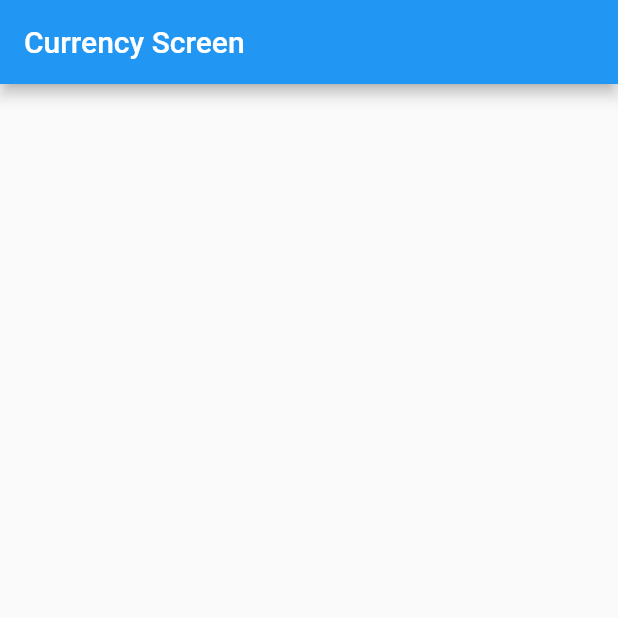
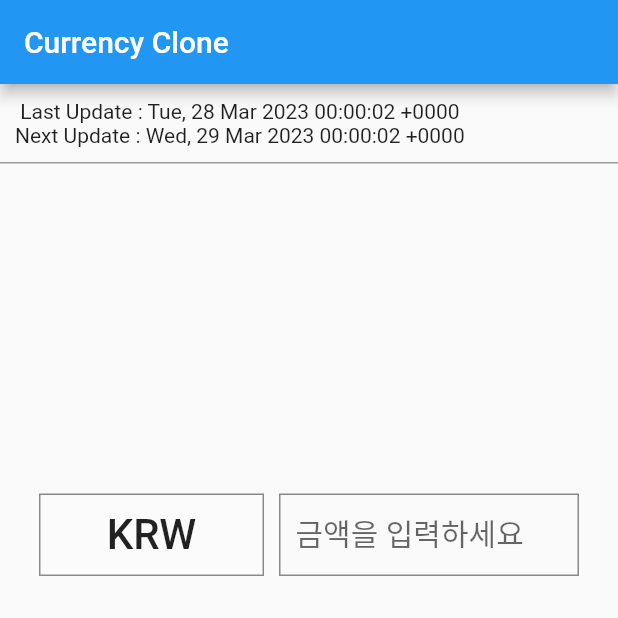
Before and after one commit to wyongjae/currency_info_prac_clone, a Flutter app: the screen it shows after launch, on a phone screen of 412 x 824 dp, the top half of it. Run offline on Flutter 3.47's test engine with Material 2 defaults, Android fonts, the light colour scheme and no system bars; our stand-ins replace freezed_annotation.

Commit message:
1. Add states in CurrencyState 2. Add ElevatedButton & TextField 3. Feat AlertDialog when click ElevatedButton to show currency datas

```diff
--- a/lib/presentation/currency_screen/currency_screen.dart
+++ b/lib/presentation/currency_screen/currency_screen.dart
@@ -2,16 +2,138 @@ import 'package:currency_info_prac_clone/presentation/currency_screen/currency_s
 import 'package:flutter/material.dart';
 import 'package:provider/provider.dart';
 
-class CurrencyScreen extends StatelessWidget {
+class CurrencyScreen extends StatefulWidget {
   const CurrencyScreen({Key? key}) : super(key: key);
+
+  @override
+  State<CurrencyScreen> createState() => _CurrencyScreenState();
+}
+
+class _CurrencyScreenState extends State<CurrencyScreen> {
+  final _firstController = TextEditingController();
+
+  @override
+  void initState() {
+    super.initState();
+    WidgetsBinding.instance.addPostFrameCallback((_) {
+      final viewModel = context.read<CurrencyScreenViewModel>();
+      viewModel.fetch();
+    });
+  }
 
   @override
   Widget build(BuildContext context) {
     final viewModel = context.watch<CurrencyScreenViewModel>();
+    final state = viewModel.state;
 
     return Scaffold(
       appBar: AppBar(
-        title: const Text('Currency Screen'),
+        title: const Text('Currency Clone'),
+      ),
+      body: Column(
+        mainAxisAlignment: MainAxisAlignment.start,
+        crossAxisAlignment: CrossAxisAlignment.start,
+        children: [
+          Padding(
+            padding: const EdgeInsets.all(10.0),
+            child: Column(
+              children: [
+                Text('Last Update : ${viewModel.timeLastUpdateUtc}'),
+                Text('Next Update : ${viewModel.timeNextUpdateUtc}'),
+              ],
+            ),
+          ),
+          const Divider(
+            thickness: 1,
+            height: 1,
+            color: Colors.black38,
+          ),
+          const SizedBox(
+            height: 220,
+          ),
+          Row(
+            crossAxisAlignment: CrossAxisAlignment.center,
+            mainAxisAlignment: MainAxisAlignment.center,
+            children: [
+              Container(
+                width: 150,
+                height: 55,
+                decoration: BoxDecoration(
+                  border: Border.all(
+                    width: 1,
+                    color: Colors.black45,
+                  ),
+                ),
+                child: ElevatedButton(
+                  onPressed: () {
+                    showDialog(
+                      context: context,
+                      builder: (BuildContext context) {
+                        return AlertDialog(
+                          content: SizedBox(
+                            height: 400,
+                            width: double.maxFinite,
+                            child: ListView.builder(
+                              itemBuilder: (context, index) {
+                                final conversionRates =
+                                    state.conversionRates[index];
+
+                                return InkWell(
+                                  onTap: () {},
+                                  child: ListTile(
+                                    title: Text(conversionRates.nation),
+                                    trailing: Text('${conversionRates.rate}'),
+                                  ),
+                                );
+                              },
+                            ),
+                          ),
+                        );
+                      },
+                    );
+                  },
+                  style: ElevatedButton.styleFrom(
+                    shape: const RoundedRectangleBorder(
+                        borderRadius: BorderRadius.zero),
+                    elevation: 0.0,
+                    backgroundColor: Colors.white12,
+                    foregroundColor: Colors.black87,
+                  ),
+                  child: Text(
+                    viewModel.state.firstConversionRate.nation,
+                    style: const TextStyle(
+                      fontSize: 28,
+                    ),
+                  ),
+                ),
+              ),
+              const SizedBox(
+                width: 10,
+              ),
+              Container(
+                width: 200,
+                height: 55,
+                decoration: BoxDecoration(
+                  border: Border.all(
+                    width: 1,
+                    color: Colors.black45,
+                  ),
+                ),
+                child: TextFormField(
+                  style: const TextStyle(fontSize: 20),
+                  controller: _firstController,
+                  keyboardType: TextInputType.number,
+                  onChanged: (text) {},
+                  decoration: const InputDecoration(
+                    contentPadding: EdgeInsets.all(10),
+                    border: InputBorder.none,
+                    hintText: '금액을 입력하세요',
+                  ),
+                ),
+              ),
+            ],
+          ),
+        ],
       ),
     );
   }
--- a/lib/presentation/currency_screen/currency_screen_view_model.dart
+++ b/lib/presentation/currency_screen/currency_screen_view_model.dart
@@ -6,20 +6,31 @@ import 'package:flutter/material.dart';
 class CurrencyScreenViewModel with ChangeNotifier {
   final CurrencyRepository repository;
 
-  CurrencyState _state = CurrencyState();
+  CurrencyState _state = CurrencyState(
+    firstConversionRate: ConversionRate(),
+    secondConversionRate: ConversionRate(),
+  );
 
   CurrencyState get state => _state;
 
-  List<ConversionRate> get conversionRates =>
-      state.currency!.conversionRates.entries
-          .map((e) => ConversionRate(nation: e.key, rate: e.value))
-          .toList();
+  String get timeLastUpdateUtc => state.currency?.timeLastUpdateUtc ?? '';
+
+  String get timeNextUpdateUtc => state.currency?.timeNextUpdateUtc ?? '';
 
   CurrencyScreenViewModel(this.repository) {
     fetch();
   }
 
   Future<void> fetch() async {
-    await repository.getData();
+    final currency = await repository.getData();
+
+    _state = state.copyWith(
+      currency: currency,
+      conversionRates: currency.conversionRates.entries
+          .map((e) => ConversionRate(nation: e.key, rate: e.value))
+          .toList(),
+    );
+
+    notifyListeners();
   }
 }
--- a/lib/presentation/currency_screen/currency_state.dart
+++ b/lib/presentation/currency_screen/currency_state.dart
@@ -1,17 +1,20 @@
 import 'package:currency_info_prac_clone/domain/model/currency.dart';
+import 'package:currency_info_prac_clone/presentation/currency_screen/conversion_rate.dart';
 import 'package:freezed_annotation/freezed_annotation.dart';
 
 part 'currency_state.freezed.dart';
 
 part 'currency_state.g.dart';
 
-typedef ConversionRates = Map<String, dynamic>;
-
 @freezed
 class CurrencyState with _$CurrencyState {
   factory CurrencyState({
     Currency? currency,
-    @Default([]) List<ConversionRates> conversionRates,
+    @Default([]) List<ConversionRate> conversionRates,
+    required ConversionRate firstConversionRate,
+    required ConversionRate secondConversionRate,
+    @Default(0) num firstMoney,
+    @Default(0) num secondMoney,
   }) = _CurrencyState;
 
   factory CurrencyState.fromJson(Map<String, dynamic> json) =>
```
Also changed, not shown: lib/presentation/currency_screen/conversion_rate.dart (line endings or trailing spaces), lib/presentation/currency_screen/currency_state.freezed.dart, lib/presentation/currency_screen/currency_state.g.dart, 1 other file.
